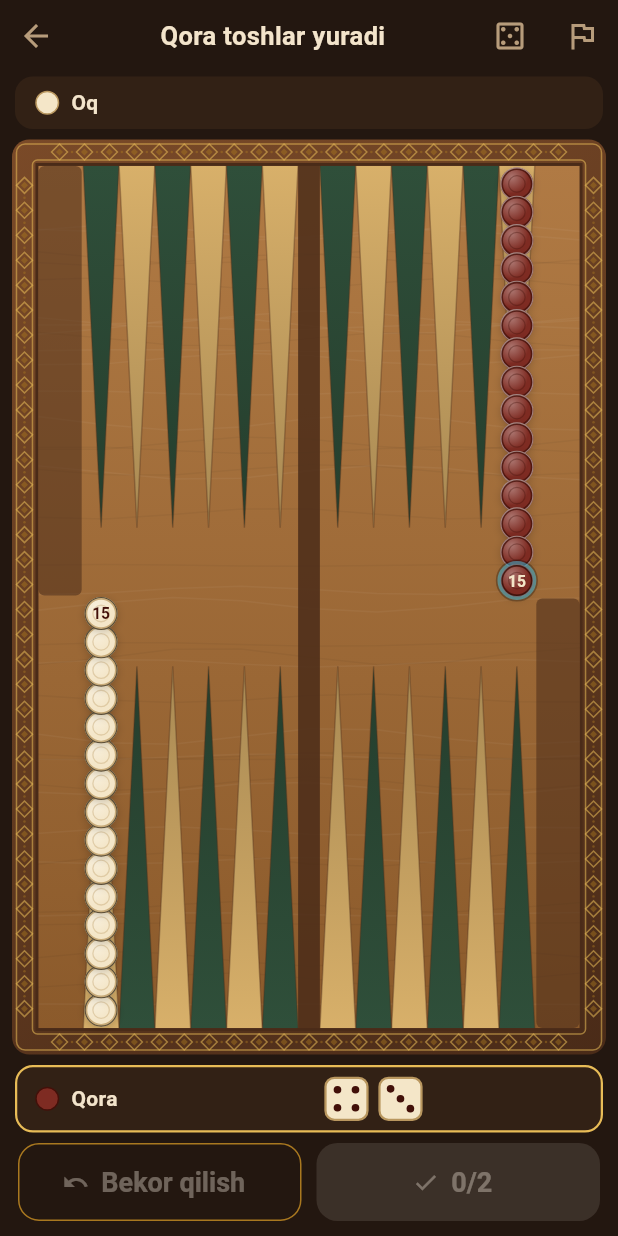
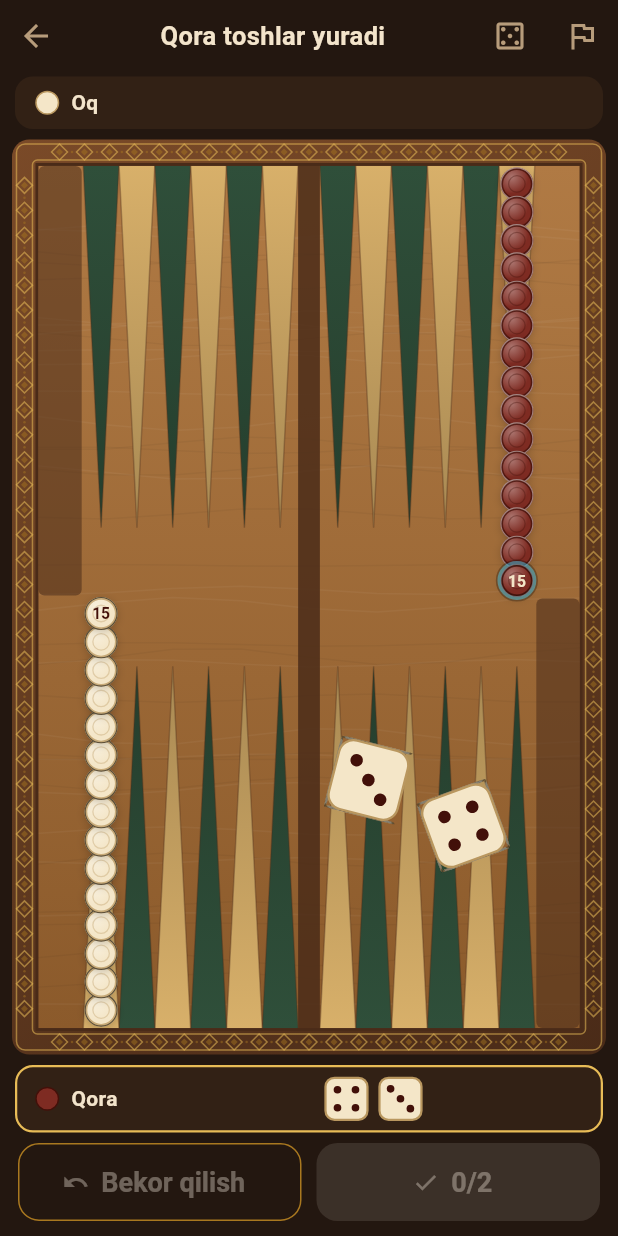
Before and after one commit to Akunin94/narda, a Flutter app: the screen it shows after launch, after a tap on "Bitta qurilmada", on a phone screen of 412 x 824 dp. Run offline on Flutter 3.47's test engine with Material 3 defaults, Android fonts, the phone set to English and light mode, and no system bars; our stand-ins replace audioplayers, firebase_auth, firebase_core, firebase_crashlytics, firebase_database, google_mobile_ads and 3 more; missing offline and left inert: flutter_webrtc; accounts and stored records are empty.

Commit message:
Бросок костей на доску: 3D-кубики влетают со стороны ходящего, кувыркаются и ложатся

```diff
--- a/app/lib/game/match_controller.dart
+++ b/app/lib/game/match_controller.dart
@@ -62,7 +62,8 @@ class AnimatedMove {
 /// Длительности партии. В тестах берётся [MatchTiming.instant].
 class MatchTiming {
   const MatchTiming({
-    this.dice = const Duration(milliseconds: 650),
+    // Кубики успевают долететь до доски и лечь (см. DiceThrow).
+    this.dice = const Duration(milliseconds: 1000),
     this.move = const Duration(milliseconds: 260),
     this.betweenMoves = const Duration(milliseconds: 70),
     this.beforeCommit = const Duration(milliseconds: 320),
--- /dev/null
+++ b/app/lib/ui/board/dice_throw.dart
@@ -0,0 +1,231 @@
+import 'dart:math' as math;
+
+import 'package:flutter/material.dart';
+import 'package:narda_core/narda_core.dart';
+
+import '../../theme/board_theme.dart';
+import '../dice_view.dart';
+
+/// Бросок костей на доску: два кубика влетают со стороны ходящего,
+/// кувыркаются в 3D, отскакивают и показывают выпавшее. Только анимация:
+/// числа хода по-прежнему в полосе игрока.
+class DiceThrow extends StatefulWidget {
+  const DiceThrow({
+    super.key,
+    required this.roll,
+    required this.throwId,
+    required this.fromBottom,
+    required this.theme,
+  });
+
+  /// Что выпало; `null` — бросать нечего (бросок ещё не известен или прошёл).
+  final DiceRoll? roll;
+
+  /// Номер хода: новый номер — новый бросок.
+  final int throwId;
+
+  /// Ходящий сидит снизу доски.
+  final bool fromBottom;
+  final BoardTheme theme;
+
+  @override
+  State<DiceThrow> createState() => _DiceThrowState();
+}
+
+class _DiceThrowState extends State<DiceThrow>
+    with SingleTickerProviderStateMixin {
+  late final AnimationController _controller = AnimationController(
+    vsync: this,
+    duration: const Duration(milliseconds: 1300),
+  );
+
+  DiceRoll? _roll;
+  bool _fromBottom = true;
+  int? _thrown;
+
+  @override
+  void initState() {
+    super.initState();
+    _maybeThrow();
+  }
+
+  @override
+  void didUpdateWidget(DiceThrow oldWidget) {
+    super.didUpdateWidget(oldWidget);
+    _maybeThrow();
+  }
+
+  /// Каждый ход бросается один раз — пересборка позиции его не повторяет.
+  void _maybeThrow() {
+    final DiceRoll? roll = widget.roll;
+    if (roll == null || widget.throwId == _thrown) return;
+    _thrown = widget.throwId;
+    _roll = roll;
+    _fromBottom = widget.fromBottom;
+    _controller.forward(from: 0);
+  }
+
+  @override
+  void dispose() {
+    _controller.dispose();
+    super.dispose();
+  }
+
+  @override
+  Widget build(BuildContext context) => IgnorePointer(
+    child: AnimatedBuilder(
+      animation: _controller,
+      builder: (BuildContext context, Widget? child) {
+        final DiceRoll? roll = _roll;
+        final double t = _controller.value;
+        if (roll == null || !_controller.isAnimating) {
+          return const SizedBox.shrink();
+        }
+        return LayoutBuilder(
+          builder: (BuildContext context, BoxConstraints constraints) {
+            final Size size = constraints.biggest;
+            final double side = size.shortestSide * 0.12;
+            final double opacity = t < 0.85 ? 1 : (1 - t) / 0.15;
+            return Opacity(
+              opacity: opacity.clamp(0.0, 1.0),
+              child: Stack(
+                children: <Widget>[
+                  for (int i = 0; i < 2; i++)
+                    ..._die(i, i == 0 ? roll.a : roll.b, t, size, side),
+                ],
+              ),
+            );
+          },
+        );
+      },
+    ),
+  );
+
+  /// Тень и кубик номер [index] в момент [t] броска.
+  List<Widget> _die(int index, int value, double t, Size size, double side) {
+    final double flight = Curves.easeOutCubic.transform(math.min(t / 0.75, 1));
+    final double sign = _fromBottom ? 1 : -1;
+    final Offset start = Offset(
+      size.width * (0.88 - 0.1 * index),
+      size.height * (0.5 + sign * 0.58),
+    );
+    final Offset land = Offset(
+      size.width * (0.6 + 0.16 * index),
+      size.height * (0.5 + sign * (0.2 + 0.05 * index)),
+    );
+    final Offset position = Offset.lerp(start, land, flight)!;
+    // Высота над доской: три затухающих отскока.
+    final double hop =
+        math.sin(flight * math.pi * 3).abs() *
+        math.pow(1 - flight, 1.5).toDouble();
+    final double spin = 1 - flight;
+    final Matrix4 rotation = Matrix4.rotationZ(
+      spin * math.pi * (index.isEven ? 1.5 : -1.5) + (index.isEven ? 0.25 : -0.35),
+    ).multiplied(Matrix4.rotationY(spin * math.pi * 2 * (3 - index)))
+        .multiplied(Matrix4.rotationX(spin * math.pi * 2 * (2 + index)))
+        .multiplied(_base[value]!);
+    final double scale = 1 + hop * 0.7;
+    return <Widget>[
+      Positioned(
+        left: position.dx - side / 2 + hop * side * 0.5,
+        top: position.dy - side * 0.3 + hop * side * 0.8,
+        width: side,
+        height: side * 0.6,
+        child: DecoratedBox(
+          decoration: BoxDecoration(
+            borderRadius: BorderRadius.all(Radius.elliptical(side / 2, side * 0.3)),
+            color: Colors.black.withValues(alpha: 0.3 * (1 - hop * 0.6)),
+          ),
+        ),
+      ),
+      Positioned(
+        left: position.dx - side / 2,
+        top: position.dy - side / 2,
+        width: side,
+        height: side,
+        child: Transform.scale(
+          scale: scale,
+          child: _Cube(rotation: rotation, side: side, theme: widget.theme),
+        ),
+      ),
+    ];
+  }
+
+  /// Поворот, выводящий грань со значением к зрителю.
+  static final Map<int, Matrix4> _base = <int, Matrix4>{
+    1: Matrix4.identity(),
+    6: Matrix4.rotationY(math.pi),
+    3: Matrix4.rotationY(math.pi / 2),
+    4: Matrix4.rotationY(-math.pi / 2),
+    2: Matrix4.rotationX(math.pi / 2),
+    5: Matrix4.rotationX(-math.pi / 2),
+  };
+}
+
+/// Кубик из шести граней: видимые рисуются от дальней к ближней.
+class _Cube extends StatelessWidget {
+  const _Cube({required this.rotation, required this.side, required this.theme});
+
+  final Matrix4 rotation;
+  final double side;
+  final BoardTheme theme;
+
+  /// Грань: значение и поворот, ставящий переднюю грань на её место.
+  /// Противоположные грани в сумме дают 7.
+  static final List<(int, Matrix4)> _faces = <(int, Matrix4)>[
+    (1, Matrix4.identity()),
+    (6, Matrix4.rotationY(math.pi)),
+    (3, Matrix4.rotationY(-math.pi / 2)),
+    (4, Matrix4.rotationY(math.pi / 2)),
+    (2, Matrix4.rotationX(-math.pi / 2)),
+    (5, Matrix4.rotationX(math.pi / 2)),
+  ];
+
+  @override
+  Widget build(BuildContext context) {
+    final Matrix4 perspective = Matrix4.identity()..setEntry(3, 2, 0.0015);
+    final List<(double, Widget)> visible = <(double, Widget)>[];
+    for (final (int value, Matrix4 face) in _faces) {
+      final Matrix4 placed = rotation.multiplied(face);
+      // Нормаль грани (0, 0, -1) после поворота; к зрителю — z < 0.
+      final double z = -placed.entry(2, 2);
+      if (z >= 0) continue;
+      visible.add((
+        z,
+        Transform(
+          alignment: Alignment.center,
+          transform: perspective
+              .multiplied(placed)
+              .multiplied(Matrix4.translationValues(0, 0, -side / 2)),
+          child: _face(value, 1 + z),
+        ),
+      ));
+    }
+    visible.sort(((double, Widget) a, (double, Widget) b) => b.$1.compareTo(a.$1));
+    return Stack(
+      children: <Widget>[for (final (double _, Widget face) in visible) face],
+    );
+  }
+
+  /// Грань, затенённая тем сильнее, чем больше она повёрнута боком.
+  Widget _face(int value, double shade) => SizedBox.square(
+    dimension: side,
+    child: Stack(
+      children: <Widget>[
+        Positioned.fill(
+          child: CustomPaint(
+            painter: DieFacePainter(value: value, dimmed: false, theme: theme),
+          ),
+        ),
+        Positioned.fill(
+          child: DecoratedBox(
+            decoration: BoxDecoration(
+              borderRadius: BorderRadius.circular(side * 0.2),
+              color: Colors.black.withValues(alpha: shade * 0.45),
+            ),
+          ),
+        ),
+      ],
+    ),
+  );
+}
--- a/app/lib/ui/dice_view.dart
+++ b/app/lib/ui/dice_view.dart
@@ -91,7 +91,7 @@ class _DiceViewState extends State<DiceView>
                 padding: const EdgeInsets.symmetric(horizontal: 3),
                 child: CustomPaint(
                   size: Size.square(widget.dieSize),
-                  painter: _DiePainter(
+                  painter: DieFacePainter(
                     value: spinning
                         ? _spinFace(i, _controller.value)
                         : faces[i],
@@ -111,8 +111,9 @@ class _DiceViewState extends State<DiceView>
       1 + (((t * 16).floor() * 7) + index * 3) % 6;
 }
 
-class _DiePainter extends CustomPainter {
-  const _DiePainter({
+/// Грань кубика: квадрат с точками. Общая для костей в полосе и броска на доску.
+class DieFacePainter extends CustomPainter {
+  const DieFacePainter({
     required this.value,
     required this.dimmed,
     required this.theme,
@@ -174,7 +175,7 @@ class _DiePainter extends CustomPainter {
   }
 
   @override
-  bool shouldRepaint(_DiePainter oldDelegate) =>
+  bool shouldRepaint(DieFacePainter oldDelegate) =>
       oldDelegate.value != value ||
       oldDelegate.dimmed != dimmed ||
       oldDelegate.theme.id != theme.id;
--- a/app/lib/ui/game_screen.dart
+++ b/app/lib/ui/game_screen.dart
@@ -23,6 +23,7 @@ import '../theme/board_theme.dart';
 import '../theme/narda_theme.dart';
 import 'avatar.dart';
 import 'board/board_view.dart';
+import 'board/dice_throw.dart';
 import 'chrome.dart';
 import 'dice_view.dart';
 import 'online/online_screen.dart';
@@ -386,7 +387,24 @@ class _GameScreenState extends State<GameScreen> with WidgetsBindingObserver {
     ],
   );
 
-  Widget _buildBoard(BoardTheme theme) => BoardView(
+  /// Доска и поверх неё — бросок костей текущего хода.
+  Widget _buildBoard(BoardTheme theme) => Stack(
+    fit: StackFit.expand,
+    children: <Widget>[
+      _buildBoardView(theme),
+      DiceThrow(
+        roll:
+            _controller.phase == TurnPhase.rolling && !_controller.rollPending
+            ? _controller.state.roll
+            : null,
+        throwId: _controller.state.turnIndex,
+        fromBottom: _controller.state.turn == _controller.perspective,
+        theme: theme,
+      ),
+    ],
+  );
+
+  Widget _buildBoardView(BoardTheme theme) => BoardView(
     state: _controller.state,
     theme: theme,
     perspective: _controller.perspective,
```
